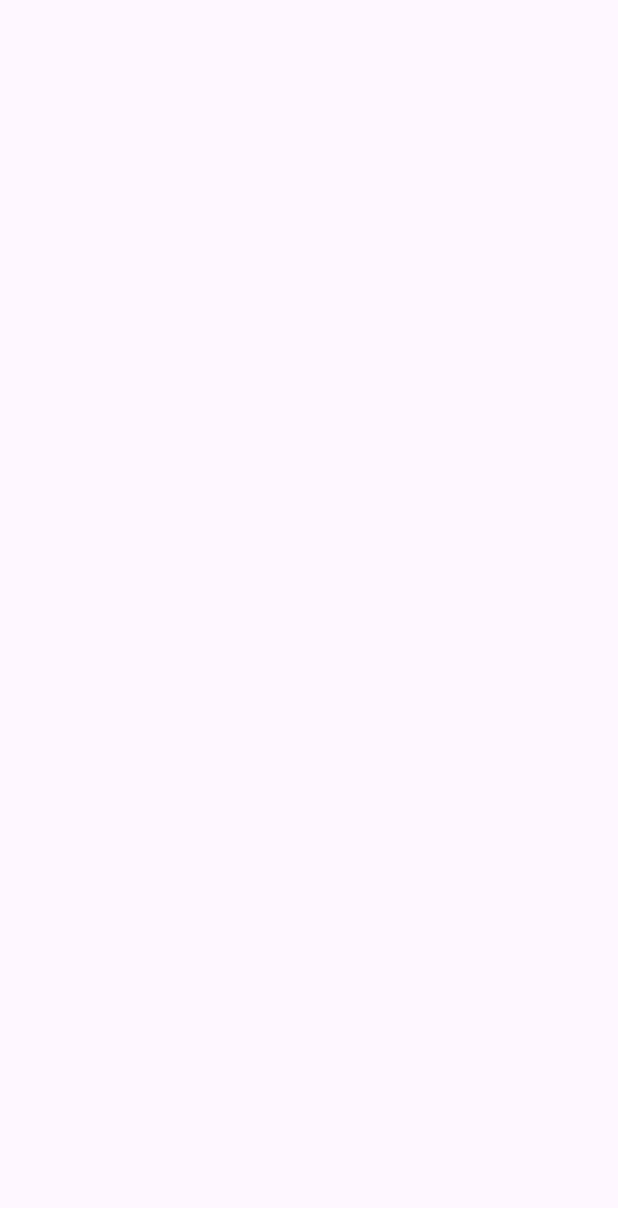
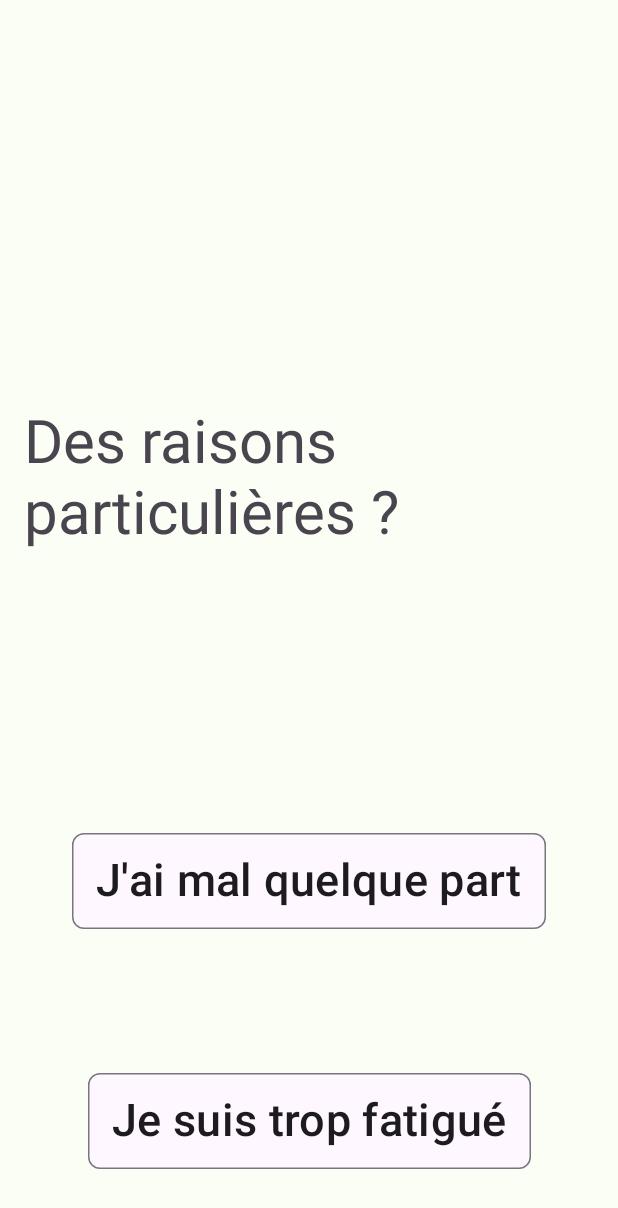
Before and after one commit to NicolasSocquetJuglard/APA, an Android app: the AnswerNoActivity screen opened directly, with no data from a screen before it, on a phone screen of 412 x 824 dp. Before the commit the part shown is empty. Shown: the top 1208 px of the screen. Run offline under Robolectric (Android 15) with nearby library versions, the phone set to English and light mode, and no system bars.

Commit message:
Début implémentation questionnaire refus

```diff
--- a/Maquette/app/src/main/res/layout/activity_answer_no.xml
+++ b/Maquette/app/src/main/res/layout/activity_answer_no.xml
@@ -4,6 +4,83 @@
     xmlns:tools="http://schemas.android.com/tools"
     android:layout_width="match_parent"
     android:layout_height="match_parent"
+    android:background="@color/paleWhite"
+    android:fitsSystemWindows="true"
+    android:padding="16dp"
     tools:context=".AnswerNoActivity">
 
+
+    <TextView
+        android:id="@+id/textViewQuestionDenialAPA"
+        android:layout_width="wrap_content"
+        android:layout_height="wrap_content"
+        android:layout_marginTop="250dp"
+        android:text="@string/question_why_denial"
+        android:textSize="40sp"
+        app:layout_constraintEnd_toEndOf="parent"
+        app:layout_constraintHorizontal_bias="0.5"
+        app:layout_constraintStart_toStartOf="parent"
+        app:layout_constraintTop_toTopOf="parent" />
+
+    <com.google.android.material.chip.Chip
+        android:id="@+id/chipDenialBecausePain"
+        android:layout_width="wrap_content"
+        android:layout_height="80dp"
+        android:layout_marginTop="180dp"
+        android:checkable="true"
+        android:text="@string/denial_because_pain"
+        android:textSize="30sp"
+        app:layout_constraintEnd_toEndOf="parent"
+        app:layout_constraintStart_toStartOf="parent"
+        app:layout_constraintTop_toBottomOf="@+id/textViewQuestionDenialAPA" />
+
+    <com.google.android.material.chip.Chip
+        android:id="@+id/chipDenialBecauseFatigue"
+        android:layout_width="wrap_content"
+        android:layout_height="80dp"
+        android:layout_marginTop="80dp"
+        android:checkable="true"
+        android:text="@string/denial_because_fatigue"
+        android:textSize="30sp"
+        app:layout_constraintEnd_toEndOf="parent"
+        app:layout_constraintStart_toStartOf="parent"
+        app:layout_constraintTop_toBottomOf="@+id/chipDenialBecausePain" />
+
+    <com.google.android.material.chip.Chip
+        android:id="@+id/chipDenialBecauseMotivation"
+        android:layout_width="wrap_content"
+        android:layout_height="80dp"
+        android:layout_marginTop="80dp"
+        android:checkable="true"
+        android:text="@string/denial_because_motivation"
+        android:textSize="30sp"
+        app:layout_constraintEnd_toEndOf="parent"
+        app:layout_constraintStart_toStartOf="parent"
+        app:layout_constraintTop_toBottomOf="@+id/chipDenialBecauseFatigue" />
+
+    <com.google.android.material.chip.Chip
+        android:id="@+id/chipDenialBecauseTime"
+        android:layout_width="wrap_content"
+        android:layout_height="80dp"
+        android:layout_marginTop="80dp"
+        android:checkable="true"
+        android:text="@string/denial_because_time"
+        android:textSize="30sp"
+        app:layout_constraintEnd_toEndOf="parent"
+        app:layout_constraintStart_toStartOf="parent"
+        app:layout_constraintTop_toBottomOf="@+id/chipDenialBecauseMotivation" />
+
+    <com.google.android.material.chip.Chip
+        android:id="@+id/chipDenialBecauseOther"
+        android:layout_width="wrap_content"
+        android:layout_height="80dp"
+        android:layout_marginTop="80dp"
+        android:checkable="true"
+        android:text="@string/denial_because_other"
+        android:textSize="30sp"
+        app:layout_constraintBottom_toBottomOf="parent"
+        app:layout_constraintEnd_toEndOf="parent"
+        app:layout_constraintStart_toStartOf="parent"
+        app:layout_constraintTop_toBottomOf="@+id/chipDenialBecauseTime" />
+
 </androidx.constraintlayout.widget.ConstraintLayout>
--- a/Maquette/app/src/main/res/layout/activity_answer_yes.xml
+++ b/Maquette/app/src/main/res/layout/activity_answer_yes.xml
@@ -14,7 +14,7 @@
         android:layout_width="wrap_content"
         android:layout_height="wrap_content"
         android:layout_marginTop="200dp"
-        android:text="@string/label_proposition_seance"
+        android:text="@string/label_apa_proposal"
         android:textAlignment="center"
         android:textSize="30sp"
         app:layout_constraintEnd_toEndOf="parent"
--- a/Maquette/app/src/main/res/values/strings.xml
+++ b/Maquette/app/src/main/res/values/strings.xml
@@ -16,12 +16,19 @@
     <string name="label_wonderful">Génial !</string>
     <string name="label_answer_activity">Vous avez répondu %s !</string>
     <string name="label_waiting_for_answer">"En attente d'une réponse&#8230;"</string>
-    <string name="label_proposition_seance">"Excellent !\nVoici l'APA que nous vous avons choisi."</string>
+    <string name="label_apa_proposal">"Excellent !\nVoici l'APA que nous vous avons choisi."</string>
     <string name="label_about_APA_1">
         "Des études ont prouvé que la pratique d'une activité physique adaptée (APA) permet de lutter plus efficacement contre le cancer."
     </string>
     <string name="label_about_APA_2">
         "\nSmartCare APA vous permet de réaliser des APA adaptées à vos besoins et à vos capacités pour mettre toutes les chances de votre coté et vous encourager au quotidien, facilement."
     </string>
+    <string name="question_why_denial">Des raisons particulières ?</string>
+    <string name="denial_because_pain">"J'ai mal quelque part"</string>
+    <string name="denial_because_fatigue">"Je suis trop fatigué"</string>
+    <string name="denial_because_motivation">"Je n'ai pas le moral"</string>
+    <string name="denial_because_time">"Je n'ai pas le temps"</string>
+    <string name="denial_because_other">Autre</string>
+
 
 </resources>
```
Also changed, not shown: Maquette/app/src/main/res/drawable/logo_smartcare_apa.png.
